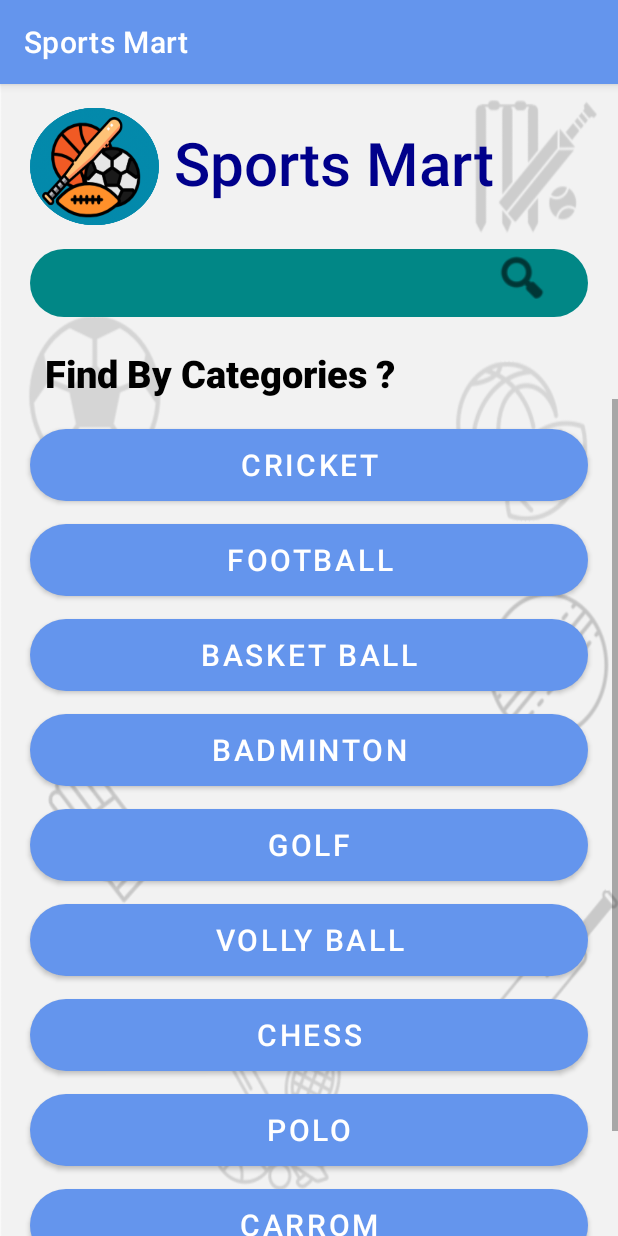
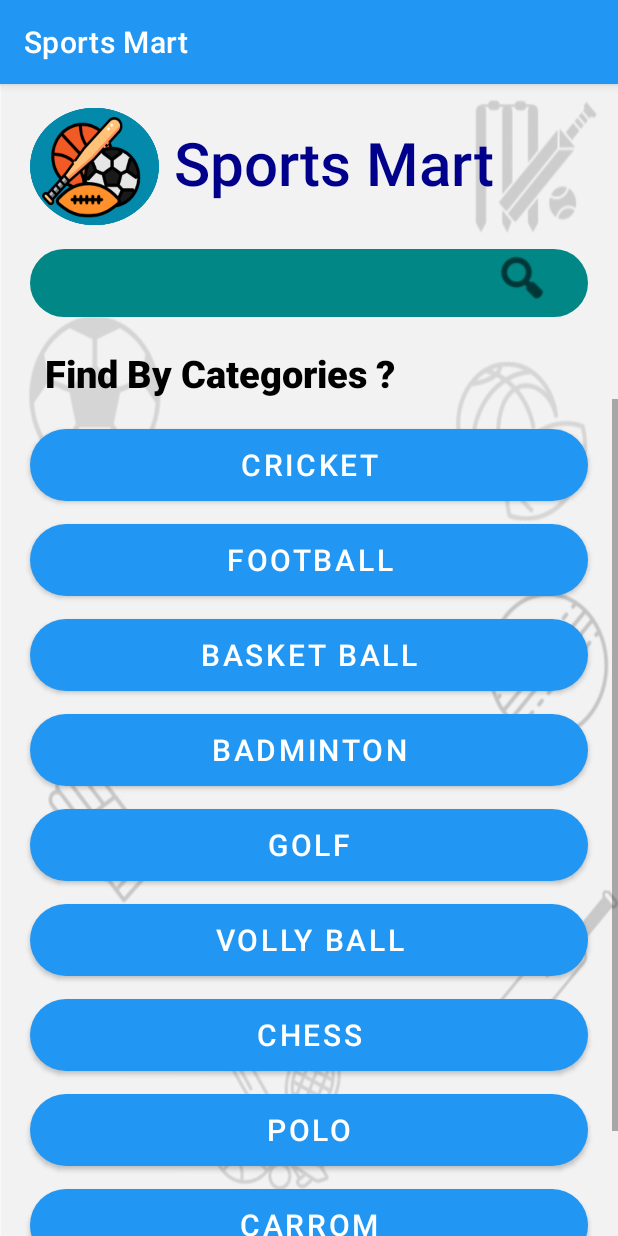
Before and after one commit to Tamanna-Afrose/Android_group5, an Android app: the SportsActivity screen opened directly, with no data from a screen before it, on a phone screen of 412 x 824 dp. Run offline under Robolectric (Android 15) with nearby library versions, the phone set to English and light mode, and no system bars.

Commit message:
changed theme

```diff
--- a/app/build.gradle
+++ b/app/build.gradle
@@ -5,12 +5,12 @@ plugins {
 
 android {
     namespace 'com.example.sports_mart'
-    compileSdk 32
+    compileSdk 33
 
     defaultConfig {
         applicationId "com.example.sports_mart"
         minSdk 21
-        targetSdk 32
+        targetSdk 33
         versionCode 1
         versionName "1.0"
 
@@ -37,7 +37,7 @@ android {
 
 dependencies {
 
-    implementation 'androidx.core:core-ktx:1.7.0'
+    implementation 'androidx.core:core-ktx:1.9.0'
     implementation 'androidx.appcompat:appcompat:1.5.1'
     implementation 'com.google.android.material:material:1.7.0'
     implementation 'androidx.constraintlayout:constraintlayout:2.1.4'
--- a/app/src/main/AndroidManifest.xml
+++ b/app/src/main/AndroidManifest.xml
@@ -20,7 +20,7 @@
                 android:value="" />
         </activity>
         <activity
-            android:name=".SoprtsActivity"
+            android:name=".SportsActivity"
             android:exported="false">
             <meta-data
                 android:name="android.app.lib_name"
--- a/app/src/main/java/com/example/sports_mart/CricketActivity.kt
+++ b/app/src/main/java/com/example/sports_mart/CricketActivity.kt
@@ -1,24 +1,24 @@
 package com.example.sports_mart
 
-import android.annotation.SuppressLint
 import android.os.Bundle
 import android.util.Log
 import android.widget.Toast
 import androidx.appcompat.app.AlertDialog
 import androidx.appcompat.app.AppCompatActivity
 import com.example.sports_mart.databinding.ActivityCricketBinding
+
 var quantity: Int = 1
 var productCost: Int = 0
 var totalCost: Int = 0
+
 class CricketActivity : AppCompatActivity() {
     private lateinit var binding: ActivityCricketBinding
-    @SuppressLint("SuspiciousIndentation")
     override fun onCreate(savedInstanceState: Bundle?) {
         super.onCreate(savedInstanceState)
         binding = ActivityCricketBinding.inflate(layoutInflater)
         setContentView(binding.root)
         binding.golveText.setOnClickListener {
-            var builder = AlertDialog.Builder(this)
+            val builder = AlertDialog.Builder(this)
             builder.setTitle(R.string.dialog_title)
             builder.setMessage(R.string.dialogMessage)
             builder.setIcon(android.R.drawable.ic_dialog_info)
--- a/app/src/main/java/com/example/sports_mart/MainActivity.kt
+++ b/app/src/main/java/com/example/sports_mart/MainActivity.kt
@@ -1,8 +1,8 @@
 package com.example.sports_mart
 
 import android.content.Intent
+import android.os.Bundle
 import androidx.appcompat.app.AppCompatActivity
-import android.os.Bundle
 import com.example.sports_mart.databinding.ActivityMainBinding
 
 class MainActivity : AppCompatActivity() {
@@ -12,8 +12,7 @@ class MainActivity : AppCompatActivity() {
         binding = ActivityMainBinding.inflate(layoutInflater)
         setContentView(binding.root)
         binding.shopButton.setOnClickListener {
-            val intent = Intent(this, SoprtsActivity::class.java)
-
+            val intent = Intent(this, SportsActivity::class.java)
             startActivity(intent)
         }
     }
--- a/app/src/main/java/com/example/sports_mart/SoprtsActivity.kt
+++ b/app/src/main/java/com/example/sports_mart/SportsActivity.kt
@@ -3,13 +3,13 @@ package com.example.sports_mart
 import android.content.Intent
 import androidx.appcompat.app.AppCompatActivity
 import android.os.Bundle
-import com.example.sports_mart.databinding.ActivitySoprtsBinding
+import com.example.sports_mart.databinding.ActivitySportsBinding
 
-class SoprtsActivity : AppCompatActivity() {
-    private lateinit var binding:ActivitySoprtsBinding
+class SportsActivity : AppCompatActivity() {
+    private lateinit var binding:ActivitySportsBinding
     override fun onCreate(savedInstanceState: Bundle?) {
         super.onCreate(savedInstanceState)
-        binding = ActivitySoprtsBinding.inflate(layoutInflater)
+        binding = ActivitySportsBinding.inflate(layoutInflater)
         setContentView(binding.root)
         binding.cricket.setOnClickListener {
             val intent = Intent(this, CricketActivity::class.java)
--- a/app/src/main/res/layout/activity_soprts.xml
+++ b/app/src/main/res/layout/activity_sports.xml
@@ -5,7 +5,8 @@
     android:layout_width="match_parent"
     android:layout_height="match_parent"
     android:background="@drawable/background"
-    tools:context=".SoprtsActivity">
+    tools:context=".SportsActivity">
+
     <LinearLayout
         android:layout_width="match_parent"
         android:layout_height="wrap_content"
--- a/app/src/main/res/values-night/themes.xml
+++ b/app/src/main/res/values-night/themes.xml
@@ -1,8 +1,8 @@
-<resources xmlns:tools="http://schemas.android.com/tools">
+<resources>
     <!-- Base application theme. -->
     <style name="Theme.Sports_Mart" parent="Theme.MaterialComponents.DayNight.DarkActionBar">
         <!-- Primary brand color. -->
-        <item name="colorPrimary">@color/DarkCyan</item>
+        <item name="colorPrimary">#0069c0</item>
         <item name="colorPrimaryVariant">@color/purple_700</item>
         <item name="colorOnPrimary">@color/black</item>
         <!-- Secondary brand color. -->
--- a/app/src/main/res/values/themes.xml
+++ b/app/src/main/res/values/themes.xml
@@ -1,8 +1,8 @@
-<resources xmlns:tools="http://schemas.android.com/tools">
+<resources>
     <!-- Base application theme. -->
     <style name="Theme.Sports_Mart" parent="Theme.MaterialComponents.DayNight.DarkActionBar">
         <!-- Primary brand color. -->
-        <item name="colorPrimary">@color/CornflowerBlue</item>
+        <item name="colorPrimary">#2196f3</item>
         <item name="colorPrimaryVariant">@color/purple_700</item>
         <item name="colorOnPrimary">@color/white</item>
         <!-- Secondary brand color. -->
```
